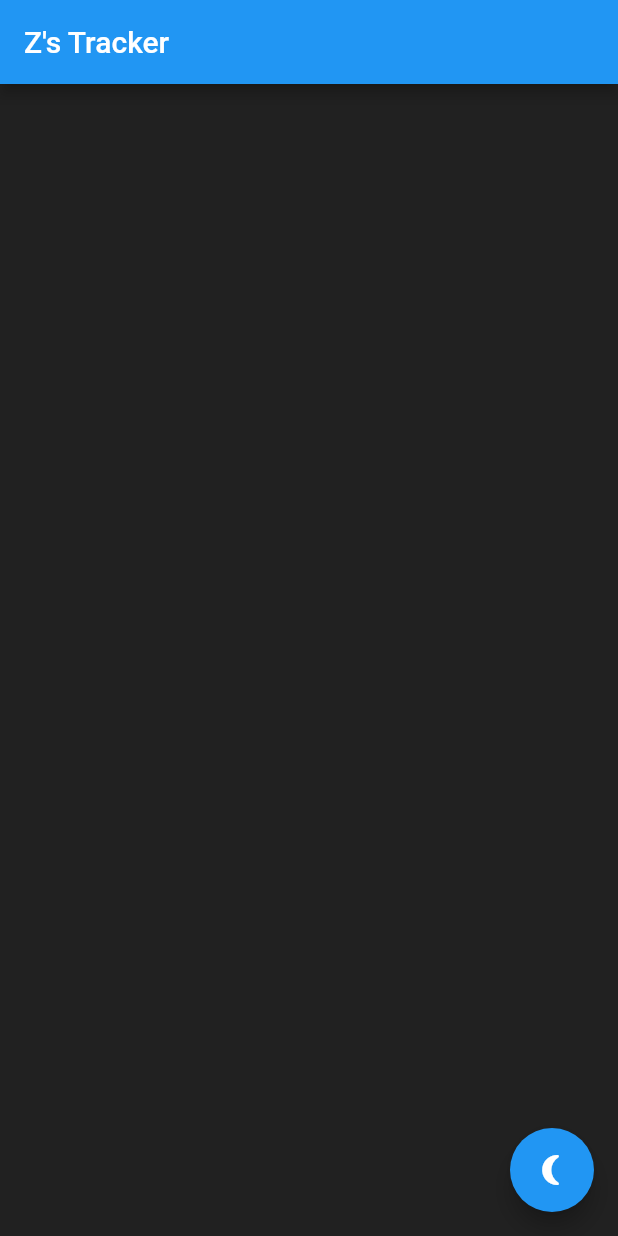
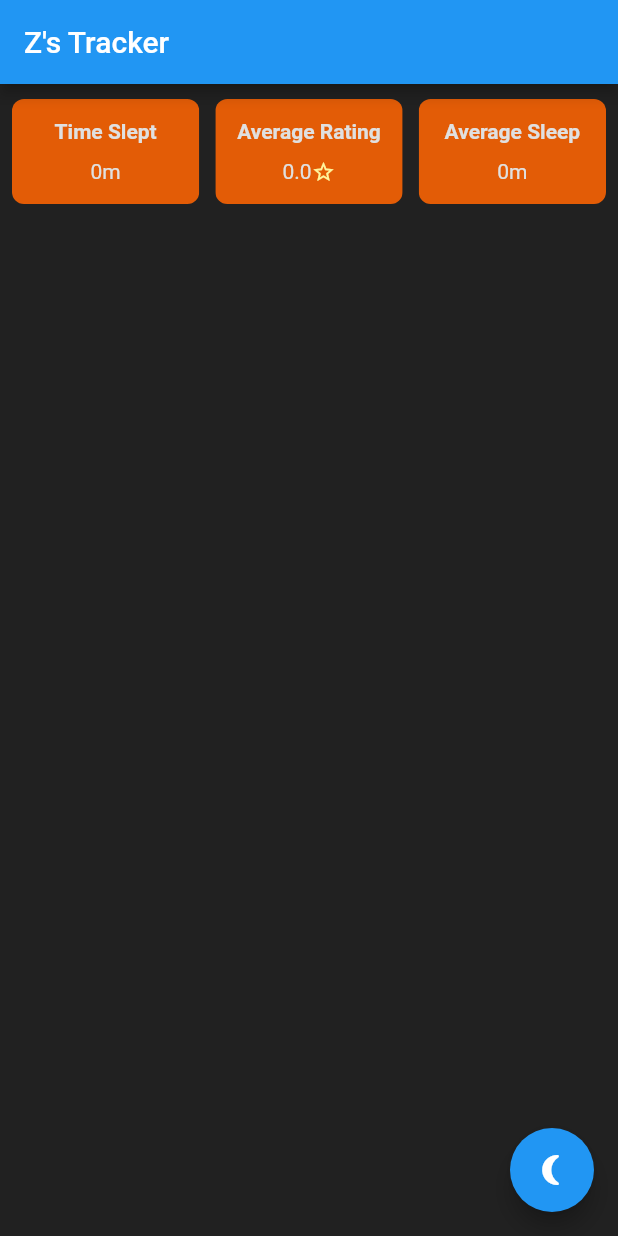
Before and after one commit to WeebNetsu/zs-tracker, a Flutter app: the screen it shows after launch, on a phone screen of 412 x 824 dp. Run offline on Flutter 3.47's test engine with Material 2 defaults, Android fonts, the light colour scheme and no system bars; our stand-ins replace flutter_rating_bar; missing offline and left inert: swipeable_tile.

Commit message:
Added mini stats dashboard

```diff
--- a/lib/main.dart
+++ b/lib/main.dart
@@ -16,6 +16,8 @@ class MyApp extends StatelessWidget {
         primarySwatch: Colors.blue,
         colorScheme: ColorScheme.fromSwatch().copyWith(
           primary: Colors.blue,
+          // #E35C06
+          secondary: const Color.fromRGBO(227, 92, 6, 1),
         ),
         textTheme: Theme.of(context).textTheme.apply(
               bodyColor: Colors.grey[300],
--- a/lib/ui/views/add_time.dart
+++ b/lib/ui/views/add_time.dart
@@ -6,7 +6,7 @@ import 'package:flutter_rating_bar/flutter_rating_bar.dart';
 import 'package:intl/intl.dart';
 import 'package:zs_tracker/models/sleep.dart';
 import 'package:zs_tracker/ui/widgets/input.dart';
-import 'package:zs_tracker/utils.dart' as utils;
+import 'package:zs_tracker/utils/app.dart' as utils;
 
 class AddTimePage extends StatefulWidget {
   const AddTimePage({super.key, required this.title});
@@ -95,8 +95,6 @@ class _AddTimePageState extends State<AddTimePage> {
     if (_startDate == null || _endDate == null || appDir == null) return;
 
     // if (_notesField.text.isEmpty) return;
-
-    print(_notesField.text);
 
     final data = SleepModel(_startDate!, _endDate!, _rating, _notesField.text);
 
--- a/lib/ui/views/home.dart
+++ b/lib/ui/views/home.dart
@@ -3,8 +3,10 @@ import 'dart:io';
 
 import 'package:flutter/material.dart';
 import 'package:zs_tracker/models/sleep.dart';
+import 'package:zs_tracker/ui/widgets/dash_item.dart';
 import 'package:zs_tracker/ui/widgets/sleep_time_container.dart';
-import 'package:zs_tracker/utils.dart';
+import 'package:zs_tracker/utils/app.dart';
+import 'package:zs_tracker/utils/data_calculations.dart';
 
 class HomePage extends StatefulWidget {
   const HomePage({super.key, required this.title});
@@ -38,13 +40,6 @@ class _HomePageState extends State<HomePage> {
     final sleepJson = jsonDecode("[$saveData]");
     final List<SleepModel> sleeps = [];
     for (var sleep in sleepJson) {
-      // print('0 ' + sleep.runtimeType.toString());
-      // print('1 ' + sleep["id"].runtimeType.toString());
-      // print('2 ' + sleep["start"].runtimeType.toString());
-      // print('3 ' + sleep["end"].runtimeType.toString());
-      // print('4 ' + sleep["rating"].runtimeType.toString());
-      // print('5 ' + sleep["notes"].runtimeType.toString());
-      print(sleep);
       sleeps.add(
         SleepModel.fromJSON(sleep),
       );
@@ -52,7 +47,7 @@ class _HomePageState extends State<HomePage> {
 
     // sort eariliest date first
     sleeps.sort((a, b) =>
-        a.getStartTime().difference(b.getStartTime()).inMinutes.compareTo(0));
+        a.getStartTime().difference(b.getStartTime()).inMinutes < 0 ? 1 : 0);
 
     setState(() {
       _sleeps = sleeps;
@@ -63,13 +58,15 @@ class _HomePageState extends State<HomePage> {
   // @override
   // void initState() {
   //   super.initState();
-  //   _loadSleepData();
   // }
 
   @override
   Widget build(BuildContext context) {
     if (_loadingData) _loadSleepData();
-    // _loadSleepData();
+    final windowWidth = MediaQuery.of(context).size.width;
+    final colorScheme = Theme.of(context).colorScheme;
+    final timeSlept = calculateTimeSlept(_sleeps);
+    // final windowHeight = MediaQuery.of(context).size.height;
 
     return Scaffold(
       appBar: AppBar(
@@ -78,8 +75,50 @@ class _HomePageState extends State<HomePage> {
       body: _loadingData
           ? const CircularProgressIndicator()
           : Column(
-              children:
-                  _sleeps.map((sleep) => SleepTimeContainer(sleep)).toList(),
+              children: [
+                Padding(
+                  padding: const EdgeInsets.only(top: 10, left: 8, right: 8),
+                  child: Row(
+                    mainAxisAlignment: MainAxisAlignment.spaceBetween,
+                    children: [
+                      DashItem(
+                        windowWidth: windowWidth,
+                        title: "Time Slept",
+                        child: Text(formatDuration(timeSlept)),
+                      ),
+                      DashItem(
+                        windowWidth: windowWidth,
+                        title: 'Average Rating',
+                        child: Row(
+                          mainAxisAlignment: MainAxisAlignment.center,
+                          children: [
+                            Text(calculateAvgSleptRating(_sleeps).toString()),
+                            Icon(
+                              Icons.star_border,
+                              color: Colors.yellow[200],
+                              size: 16,
+                            ),
+                          ],
+                        ),
+                      ),
+                      DashItem(
+                        windowWidth: windowWidth,
+                        title: "Average Sleep",
+                        child: Text(
+                          timeSlept.inMinutes < 1
+                              ? formatDuration(const Duration(minutes: 0))
+                              : formatDuration(Duration(
+                                  minutes:
+                                      (timeSlept.inMinutes / _sleeps.length)
+                                          .round(),
+                                )),
+                        ),
+                      ),
+                    ],
+                  ),
+                ),
+                ..._sleeps.map((sleep) => SleepTimeContainer(sleep)).toList()
+              ],
             ),
       floatingActionButton: FloatingActionButton(
         onPressed: () async {
@@ -95,8 +134,9 @@ class _HomePageState extends State<HomePage> {
           });
         },
         tooltip: 'Increment',
+        backgroundColor: colorScheme.primary,
         child: const Icon(Icons.nightlight_round_rounded),
-      ), // This trailing comma makes auto-formatting nicer for build methods.
+      ),
       backgroundColor: Colors.grey[900],
     );
   }
--- /dev/null
+++ b/lib/ui/widgets/dash_item.dart
@@ -0,0 +1,43 @@
+import 'package:flutter/material.dart';
+
+class DashItem extends StatelessWidget {
+  const DashItem({
+    Key? key,
+    required this.windowWidth,
+    required this.title,
+    required this.child,
+  }) : super(key: key);
+
+  final double windowWidth;
+  final String title;
+  final Widget child;
+
+  @override
+  Widget build(BuildContext context) {
+    final colorScheme = Theme.of(context).colorScheme;
+
+    return ClipRRect(
+      borderRadius: const BorderRadius.all(Radius.circular(8)),
+      child: Container(
+        decoration: BoxDecoration(
+          color: colorScheme.secondary,
+        ),
+        height: 70,
+        width: (windowWidth / 3.3),
+        child: Padding(
+          padding: const EdgeInsets.all(8.0),
+          child: Column(
+            mainAxisAlignment: MainAxisAlignment.spaceAround,
+            children: [
+              Text(
+                title,
+                style: const TextStyle(fontWeight: FontWeight.bold),
+              ),
+              child,
+            ],
+          ),
+        ),
+      ),
+    );
+  }
+}
--- /dev/null
+++ b/lib/utils/data_calculations.dart
@@ -0,0 +1,38 @@
+import 'package:zs_tracker/models/sleep.dart';
+
+/// Get the total time slept in a list of sleeps.
+Duration calculateTimeSlept(List<SleepModel> sleeps) {
+  int minutes = 0;
+
+  for (var sleep in sleeps) {
+    minutes += sleep.getDuration();
+  }
+
+  return Duration(minutes: minutes);
+}
+
+/// Get the total time slept in a list of sleeps.
+double calculateAvgSleptRating(List<SleepModel> sleeps) {
+  double rating = 0;
+
+  for (var sleep in sleeps) {
+    rating += sleep.getRating();
+  }
+
+  if (rating <= 0) return 0;
+
+  return rating / sleeps.length;
+}
+
+/// Format a duration in format `0d 0h 0m`, if no day or hour, then day or hour will not be displayed
+String formatDuration(Duration dur) {
+  int totalMinutes = dur.inMinutes;
+  if (totalMinutes < 1) return "0m";
+
+  int totalHours = (totalMinutes / 60).floor();
+  int days = (totalHours / 24).floor();
+  int hours = ((totalMinutes / 60) - (days * 24)).floor();
+  int minutes = totalMinutes - (totalHours * 60);
+
+  return "${days > 0 ? '${days}d ' : ''}${hours > 0 ? '${hours}h ' : ''}${minutes > 0 ? '${minutes}m ' : ''}";
+}
--- a/pubspec.yaml
+++ b/pubspec.yaml
@@ -17,7 +17,7 @@ publish_to: "none" # Remove this line if you wish to publish to pub.dev
 # https://developer.apple.com/library/archive/documentation/General/Reference/InfoPlistKeyReference/Articles/CoreFoundationKeys.html
 # In Windows, build-name is used as the major, minor, and patch parts
 # of the product and file versions while build-number is used as the build suffix.
-version: 0.1.1+1
+version: 0.1.2+1
 
 environment:
   sdk: ">=2.18.0-232.0.dev <3.0.0"
```
Also changed, not shown: lib/models/sleep.dart (+9 -0 lines), lib/utils/app.dart (renamed from lib/utils.dart).
